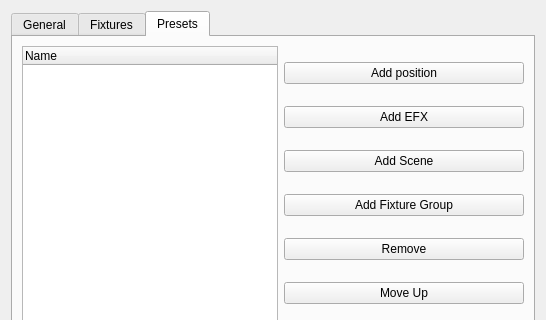
Above: ui/src/virtualconsole/vcxypadproperties.ui from filipolszewsk/qlcplus before the change; both pictures show x 0 to 546 and y 0 to 320 of the 546 by 472 pixel window. Below: the same form after it.
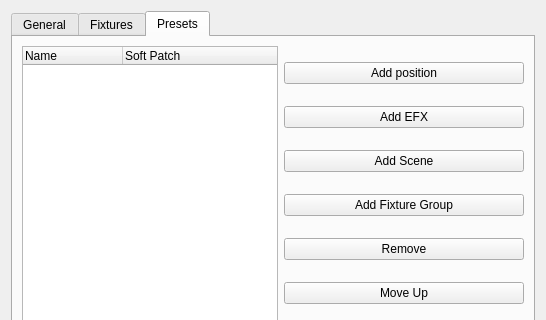
That is the form after the change. The open tabs and pages were chosen to show the change. Icons and pictures are not drawn.

Commit message: Add Soft Patch support for XY Pad Presets

```diff
--- a/ui/src/virtualconsole/vcxypadproperties.ui
+++ b/ui/src/virtualconsole/vcxypadproperties.ui
@@ -379,6 +379,11 @@
              <string>Name</string>
             </property>
            </column>
+           <column>
+            <property name="text">
+             <string>Soft Patch</string>
+            </property>
+           </column>
           </widget>
          </item>
          <item>
```
The commit also changes 2 other files.
